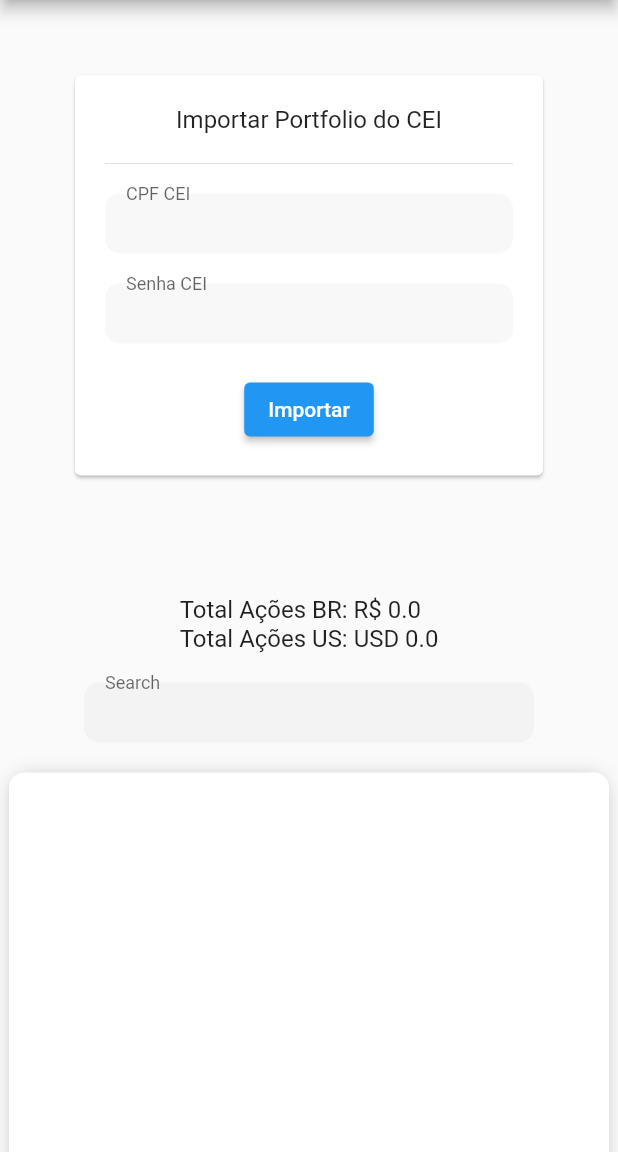
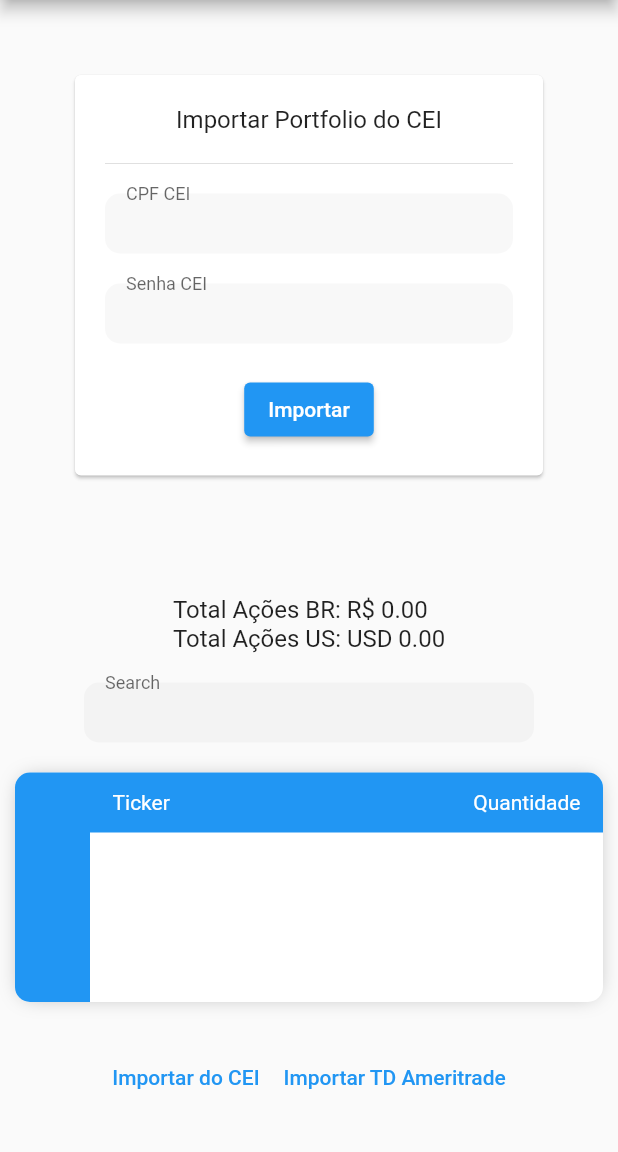
Before and after one commit to vini2001/stocial, a Flutter app: the WalletScreen screen opened by its route, after a tap on "Importar do CEI", on a phone screen of 412 x 824 dp, the part 84-1236 px from its top. Run offline on Flutter 3.47's test engine with Material 2 defaults, Android fonts, the light colour scheme and no system bars; our stand-ins replace cloud_firestore, cloud_functions, firebase_auth, firebase_core, flutter_secure_storage; accounts and stored records are empty.

Commit message:
Grouped list widget

```diff
--- /dev/null
+++ b/lib/model/asset.dart
@@ -0,0 +1,37 @@
+import 'package:json_annotation/json_annotation.dart';
+
+part 'asset.g.dart';
+
+@JsonSerializable()
+class Asset {
+  final String code;
+  final String company;
+  final double price;
+  final double quantity;
+
+  @JsonKey(defaultValue: "BRL")
+  final String currency;
+
+  @JsonKey(ignore: true)
+  bool visible = true;
+
+  Asset({required this.code, required this.company, required this.price, required this.quantity, required this.currency});
+
+  factory Asset.fromJson(Map<String, dynamic> json) => _$AssetFromJson(json);
+  Map<String, dynamic> toJson() => _$AssetToJson(this);
+
+  String getCurrencySymbol() {
+    switch(currency) {
+      case 'American Dollars': return 'USD';
+      default: return 'R\$ ';
+    }
+  }
+
+  String getAssetType() {
+    switch(currency) {
+      case 'American Dollars': return 'Ações Americanas';
+      default: return 'Ações';
+    }
+  }
+
+}
--- a/lib/wallet_screen.dart
+++ b/lib/wallet_screen.dart
@@ -1,14 +1,15 @@
 
 import 'dart:async';
-import 'dart:convert';
 import 'dart:io';
 
 import 'package:cloud_firestore/cloud_firestore.dart';
 import 'package:cloud_functions/cloud_functions.dart';
 import 'package:flutter/material.dart';
 import 'package:flutter_secure_storage/flutter_secure_storage.dart';
+import 'package:stocial/model/asset.dart';
 import 'package:stocial/stocial_scaffold.dart';
 import 'package:stocial/constants/constants.dart';
+import 'package:stocial/widgets/grouped_list.dart';
 import 'package:stocial/widgets/stocial_text_field.dart';
 import 'package:stocial/user.dart';
 
@@ -26,7 +27,8 @@ class WalletState extends State<WalletScreen> {
 
   FirebaseFirestore firestore = FirebaseFirestore.instance;
 
-  List<Map<String, dynamic>?>? wallet;
+  Map<String, List<Asset>?>? wallet;
+  List<Asset>? assetsList;
 
   var _searchController = TextEditingController();
   StocialUser stocialUser = StocialUser();
@@ -51,11 +53,7 @@ class WalletState extends State<WalletScreen> {
     return StocialScaffold(
       body: Container(
         width: double.infinity,
-        child: SingleChildScrollView(
         child: Column(
-            children: [
-              Column(
-                crossAxisAlignment: CrossAxisAlignment.center,
           children: [
             if(loading) CircularProgressIndicator(),
             if(showCEIImport) _buildCEIImport(),
@@ -77,10 +75,10 @@ class WalletState extends State<WalletScreen> {
                 onChanged: _search,
               ),
             ),
-                  Container(
+            Expanded(
+                child: Container(
                   margin: EdgeInsets.only(top: 0),
-                    width: 400,
-                    height: 400,
+                  width: MediaQuery.of(context).size.width - 20,
                   decoration: BoxDecoration(
                       color: Colors.white,
                       borderRadius: BorderRadius.all(Radius.circular(10)),
@@ -88,9 +86,8 @@ class WalletState extends State<WalletScreen> {
                         BoxShadow(color: Colors.black26, blurRadius: 10, spreadRadius: -3)
                       ]
                   ),
-                    child: wallet != null ? _buildWalletList(wallet) : Container(),
+                  child: _buildWalletList(wallet),
                 )
-                ],
             ),
             Container(
               height: 100,
@@ -110,30 +107,47 @@ class WalletState extends State<WalletScreen> {
           ],
         ),
       ),
-      ),
     );
   }
 
   Future getWallet() async {
     List<QueryDocumentSnapshot> docs = (await firestore.collection('assets').where('user_id', isEqualTo: stocialUser.uid).get()).docs;
+
     setState(() {
-      wallet = docs.map((snapshot) => snapshot.data()).toList();
-      wallet?.forEach((element) {
-        element!['visible'] = true;
+      assetsList = docs.map((snapshot) => Asset.fromJson(snapshot.data()!)).toList();
+      assetsList!.sort((a1, a2) {
+        return a1.code.compareTo(a2.code);
       });
-      loading = false;
+    });
+
+    Map<String, List<Asset>> walletGrouped = Map();
+    for(Asset asset in assetsList!) {
+      String type = asset.getAssetType();
+      if(!walletGrouped.containsKey(type)) {
+        walletGrouped[type] = [asset];
+      }else{
+        walletGrouped[type]!.add(asset);
+      }
+    }
+
+    setState(() {
+        wallet = walletGrouped;
     });
   }
 
-  Widget _buildStockItem(Map<String, dynamic> stock) {
-    if(!(stock['visible'] ?? false)) return Container();
+  void groupWallet(wallet) {
+
+  }
+
+  Widget _buildStockItem(Asset asset) {
+    if(!(asset.visible)) return Container();
     return Container(
       padding: EdgeInsets.all(20),
       child: Column(
         crossAxisAlignment: CrossAxisAlignment.start,
         children: [
           Text(
-            stock['code'],
+            asset.code,
             style: TextStyle(
                 decoration: TextDecoration.none,
                 fontSize: 18,
@@ -145,18 +159,18 @@ class WalletState extends State<WalletScreen> {
             mainAxisAlignment: MainAxisAlignment.spaceBetween,
             children: [
               Text(
-                "${stock['quantity']}",
+                "${asset.quantity}",
                 style: TextStyle(
                     decoration: TextDecoration.none,
                     fontSize: 12,
                     color: Colors.black
                 ),
               ),
-              if(stock['averagePrice'] != null) Container(
-                child: Text('${(((((stock['price'] - stock['averagePrice']) / stock['averagePrice'])) * 100) as double).toStringAsFixed(2)} %'),
-              ),
+              // if(asset.averagePrice != null) Container(
+              //   child: Text('${(((((stock['price'] - stock['averagePrice']) / stock['averagePrice'])) * 100) as double).toStringAsFixed(2)} %'),
+              // ),
               Text(
-                "${getCurrencySymbol(stock)}${(stock['price'] * 1.0).toStringAsFixed(2)}",
+                "${asset.getCurrencySymbol()}${(asset.price * 1.0).toStringAsFixed(2)}",
                 style: TextStyle(
                     decoration: TextDecoration.none,
                     fontSize: 12,
@@ -174,10 +188,10 @@ class WalletState extends State<WalletScreen> {
 
   void _search(String? value) {
    setState(() {
-     wallet?.forEach((element) {
-       String code = element!['code'];
-       element['visible'] = code.toLowerCase().contains(value!.toLowerCase());
-     });
+     // wallet?.forEach((asset) {
+     //   String code = asset.code;
+     //   asset.visible = code.toLowerCase().contains(value!.toLowerCase());
+     // });
    });
   }
 
@@ -270,28 +284,20 @@ class WalletState extends State<WalletScreen> {
     if(imported is bool && imported) getWallet();
   }
 
-  getCurrencySymbol(final stock) {
-    if(stock['currency'] != null) {
-      if(stock['currency'] == 'American Dollars') {
-        return 'USD ';
-      }
-    }
-    return 'R\$ ';
-  }
-
   getTotalReais() {
     var totalReais = 0.0;
     var totalDolars = 0.0;
-    if(wallet != null) {
-      for(var stock in wallet!) {
-        if(stock!['currency'] == null) {
-          totalReais += (stock['quantity']) * (stock['price']);
+
+    if(assetsList != null) {
+      for(Asset asset in assetsList!) {
+        if(asset.currency == 'BRL') {
+          totalReais += (asset.quantity) * (asset.price);
         }else{
-          totalDolars += (stock['quantity']) * (stock['price']);
+          totalDolars += (asset.quantity) * (asset.price);
         }
       }
     }
-    return "Total Ações BR: R\$ $totalReais \nTotal Ações US: USD $totalDolars";
+    return "Total Ações BR: R\$ ${totalReais.toStringAsFixed(2)} \nTotal Ações US: USD ${totalDolars.toStringAsFixed(2)}";
   }
 
   bool isMobile() {
@@ -302,12 +308,30 @@ class WalletState extends State<WalletScreen> {
     }
   }
 
-  _buildWalletList(List<Map<String, dynamic>?>? wallet) {
-    return ListView.builder(
-        itemCount: wallet?.length ?? 0,
-        itemBuilder: (context, index) {
-          return _buildStockItem(wallet![index]!);
-        }
-    );
+  _buildWalletList(Map<String, List<Asset>?>? wallet) {
+    if(wallet == null) return Container();
+
+    return StocialGroupedList(
+        groupsNames: wallet.entries.map((e) => e.key).toList(),
+        groupSize: (String groupIndex) => wallet[groupIndex]?.length ?? 0,
+        columns: ['Ticker', 'Quantidade'],
+        valueFor: ({required int columnIndex, required String groupKey, required int itemIndex}) {
+          Asset? asset = wallet[groupKey]?[itemIndex];
+          if(asset != null) {
+            switch(columnIndex) {
+              case 0: return asset.code;
+              case 1: return asset.quantity.toString();
             }
           }
+          return "";
+        },
+    );
+    return Container();
+    // return ListView.builder(
+    //     itemCount: wallet?.length ?? 0,
+    //     itemBuilder: (context, index) {
+    //       return _buildStockItem(wallet![index]!);
+    //     }
+    // );
+  }
+}
--- /dev/null
+++ b/lib/widgets/grouped_list.dart
@@ -0,0 +1,231 @@
+import 'package:flutter/cupertino.dart';
+import 'package:flutter/material.dart';
+
+class StocialGroupedList extends StatefulWidget {
+
+  final List<String> groupsNames;
+  final int Function(String groupIndex) groupSize;
+  final List<String> columns;
+  final String Function({required String groupKey, required int itemIndex, required int columnIndex}) valueFor;
+
+  StocialGroupedList({required this.groupsNames, required this.groupSize, required this.columns, required this.valueFor});
+
+  @override
+  State<StatefulWidget> createState() {
+    return StocialGroupedListState();
+  }
+
+}
+
+class StocialGroupedListState extends State<StocialGroupedList> {
+  var _groupListController = ScrollController();
+
+  int selectedGroup = 0;
+
+  @override
+  void initState() {
+    super.initState();
+
+    _groupListController.addListener(() {
+      double position = _groupListController.offset;
+      for(int i = 0; i < widget.groupsNames.length; i++) {
+        if(position >= _getScrollPositionForGroup(i)) {
+          setState(() {
+            selectedGroup = i;
+          });
+        }
+      }
+    });
+  }
+
+  @override
+  Widget build(BuildContext context) {
+    return Column(
+      mainAxisSize: MainAxisSize.max,
+      children: [
+        Expanded(
+          child: Row(
+            children: [
+              Container(
+                width: 50,
+                padding: EdgeInsets.symmetric(horizontal: 8),
+                decoration: BoxDecoration(
+                  color: Colors.blue,
+                  borderRadius: BorderRadius.only(
+                    topLeft: Radius.circular(10),
+                    bottomLeft: Radius.circular(10),
+                  )
+                ),
+                child: _buildTypeIndexList(),
+              ),
+              Expanded(
+                  child: Column(
+                    children: [
+                      Container(
+                        padding: EdgeInsets.symmetric(vertical: 12, horizontal: 15),
+                        decoration: BoxDecoration(
+                            color: Colors.blue,
+                            borderRadius: BorderRadius.only(
+                              topRight: Radius.circular(10),
+                            )
+                        ),
+                        child: Row(
+                          mainAxisAlignment: MainAxisAlignment.spaceBetween,
+                          children: [
+                            for(String column in widget.columns) ... [
+                              Text(
+                                column,
+                                style: TextStyle(
+                                  color: Colors.white
+                                ),
+                              )
+                            ]
+                          ],
+                        ),
+                      ),
+                      Expanded(
+                        child: ClipRRect(
+                            child: _buildList(),
+                            borderRadius: BorderRadius.only(bottomRight: Radius.circular(10))
+                        ),
+                        // child: Crop(
+                        //   child: _buildList(),
+                        //   decoration: BoxDecoration(
+                        //     borderRadius: BorderRadius.only(bottomRight: Radius.circular(20))
+                        //   ),
+                        // ),
+                      )
+                    ])
+              )
+            ],
+          ),
+        )
+      ],
+    );
+  }
+
+  Widget _buildList() {
+    return ListView.builder(
+        itemCount: widget.groupsNames.length,
+        controller: _groupListController,
+        itemBuilder: (context, groupIndex) {
+          return Container(
+            child: Column(
+              mainAxisSize: MainAxisSize.min,
+              children: [
+                Container(
+                  child: Container(
+                    width: double.infinity,
+                    padding: EdgeInsets.all(10),
+                    decoration: BoxDecoration(
+                        color: Colors.lightBlue,
+                        borderRadius: BorderRadius.vertical(top: Radius.circular(10))
+                    ),
+                    child: Text(
+                      widget.groupsNames[groupIndex],
+                      style: TextStyle(
+                          color: Colors.white
+                      ),
+                    ),
+                  ),
+                  color: Colors.blue,
+                ),
+                Flexible(
+                  child: StocialList(
+                    lenght: widget.groupSize(widget.groupsNames[groupIndex]),
+                    valueFor: (itemIndex, int columnIndex) {
+                      return widget.valueFor(groupKey: widget.groupsNames[groupIndex], columnIndex: columnIndex, itemIndex: itemIndex);
+                    },
+                    columns: widget.columns.length,
+                  ),
+                )
+              ],
+            ),
+          );
+        });
+  }
+
+  Widget _buildTypeIndexList() {
+    return ListView.builder(
+      padding: EdgeInsets.only(top: 40),
+      itemCount: widget.groupsNames.length,
+      itemBuilder: (context, index) {
+        return Container(
+          margin: EdgeInsets.only(bottom: 20),
+          child: Material(
+            color: selectedGroup == index ? Colors.white : Color(0xbbffffff),
+            borderRadius: BorderRadius.all(Radius.circular(30)),
+            child: InkWell(
+              borderRadius: BorderRadius.all(Radius.circular(30)),
+              child: Container(
+                alignment: Alignment.center,
+                padding: EdgeInsets.symmetric(vertical: 25, horizontal: 0),
+                child: RotatedBox(
+                  quarterTurns: 1,
+                  child: Text(
+                    "${widget.groupsNames[index]}",
+                    textAlign: TextAlign.center,
+                  ),
+                ),
+              ),
+              onTap: () {
+                _groupListController.animateTo(_getScrollPositionForGroup(index), curve: Curves.easeIn, duration: Duration(milliseconds: 300));
+              },
+            ),
+          ),
+        );
+      });
+  }
+
+  double _getScrollPositionForGroup(int index) {
+    double position = 0;
+    String groupKey = widget.groupsNames[index];
+    for(int i = 0; i < widget.groupsNames.length; i++) {
+      final iKey = widget.groupsNames[i];
+      if(iKey == groupKey) break;
+      position += 37;
+      position += widget.groupSize(iKey) * 47;
+
+    }
+    return position;
+  }
+}
+
+class StocialList extends StatelessWidget {
+
+  final int lenght, columns;
+  final String Function(int index, int columnIndex) valueFor;
+
+  StocialList({required this.lenght, required this.valueFor, required this.columns});
+
+  @override
+  Widget build(BuildContext context) {
+    return ListView.builder(
+      shrinkWrap: true,
+        physics: NeverScrollableScrollPhysics(),
+        itemCount: lenght,
+        itemBuilder: (context, index) {
+          return Container(
+            color: index % 2 == 0 ? Colors.blue[50] : Colors.white,
+            child: Column(
+              children: [
+                Container(
+                  padding: EdgeInsets.all(15),
+                  child: Row(
+                    mainAxisAlignment: MainAxisAlignment.spaceBetween,
+                    children: [
+                      for(int i = 0; i < columns; i++) ... [
+                        Text(
+                            valueFor(index, i)
+                        )
+                      ]
+                    ],
+                  ),
+                ),
+              ],
+            ),
+          );
+    });
+  }
+
+}
--- a/pubspec.yaml
+++ b/pubspec.yaml
@@ -31,15 +31,19 @@ dependencies:
   cloud_firestore: ^1.0.1
   firebase_core: ^1.0.1
 #  firebase_analytics: ^7.1.1
+
   firebase_auth: ^1.0.1
   webview_flutter: ^2.0.2
   http: ^0.13.0
   flutter_secure_storage: ^4.1.0
   cloud_functions: ^1.0.2
+  json_annotation: ^4.0.1
 
 dev_dependencies:
   flutter_test:
     sdk: flutter
+  build_runner: ^1.12.2
+  json_serializable: ^4.1.0
 
 # For information on the generic Dart part of this file, see the
 # following page: https://dart.dev/tools/pub/pubspec
```
Also changed, not shown: lib/model/institution.dart (added, +14 -0 lines), lib/model/asset.g.dart (added), lib/model/institution.g.dart (added), pubspec.lock. Lines whose indentation alone changed are shown as unchanged.
